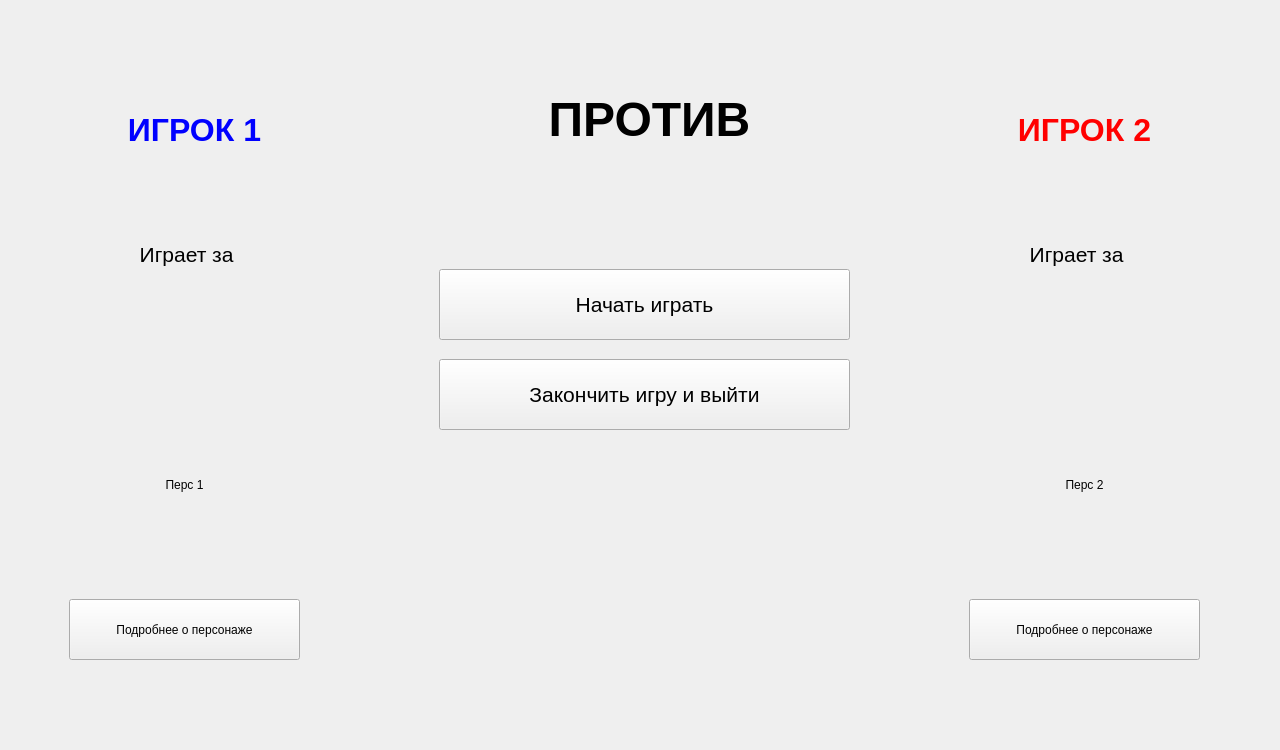
Qt form mainwindow.ui (ahahaharu/CourseWork_Game) before a commit.
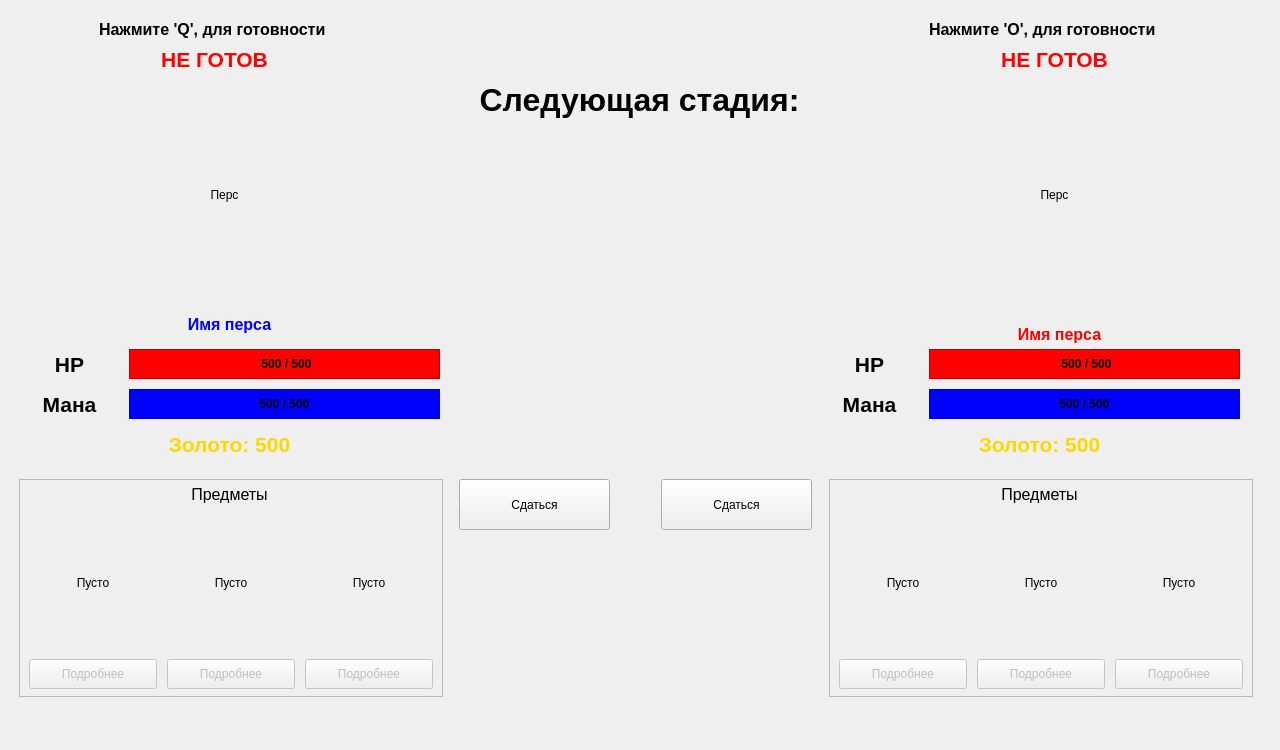
The same form after that commit.

Commit message: stage announcement done

```diff
--- a/mainwindow.ui
+++ b/mainwindow.ui
@@ -42,7 +42,7 @@
     <item>
      <widget class="QStackedWidget" name="stackedWidget">
       <property name="currentIndex">
-       <number>4</number>
+       <number>5</number>
       </property>
       <widget class="QWidget" name="startMenu">
        <widget class="QWidget" name="widget" native="true">
@@ -1661,6 +1661,795 @@
         </property>
        </widget>
       </widget>
+      <widget class="QWidget" name="stageAnnouncement">
+       <widget class="QFrame" name="frame_12">
+        <property name="geometry">
+         <rect>
+          <x>10</x>
+          <y>470</y>
+          <width>424</width>
+          <height>218</height>
+         </rect>
+        </property>
+        <property name="frameShape">
+         <enum>QFrame::StyledPanel</enum>
+        </property>
+        <property name="frameShadow">
+         <enum>QFrame::Raised</enum>
+        </property>
+        <widget class="QPushButton" name="player1_about1_button">
+         <property name="enabled">
+          <bool>false</bool>
+         </property>
+         <property name="geometry">
+          <rect>
+           <x>10</x>
+           <y>180</y>
+           <width>128</width>
+           <height>30</height>
+          </rect>
+         </property>
+         <property name="text">
+          <string>Подробнее</string>
+         </property>
+        </widget>
+        <widget class="QPushButton" name="player1_about2_button">
+         <property name="enabled">
+          <bool>false</bool>
+         </property>
+         <property name="geometry">
+          <rect>
+           <x>148</x>
+           <y>180</y>
+           <width>128</width>
+           <height>30</height>
+          </rect>
+         </property>
+         <property name="text">
+          <string>Подробнее</string>
+         </property>
+        </widget>
+        <widget class="QPushButton" name="player1_about3_button">
+         <property name="enabled">
+          <bool>false</bool>
+         </property>
+         <property name="geometry">
+          <rect>
+           <x>286</x>
+           <y>180</y>
+           <width>128</width>
+           <height>30</height>
+          </rect>
+         </property>
+         <property name="text">
+          <string>Подробнее</string>
+         </property>
+        </widget>
+        <widget class="QLabel" name="player1_item1">
+         <property name="geometry">
+          <rect>
+           <x>10</x>
+           <y>40</y>
+           <width>128</width>
+           <height>128</height>
+          </rect>
+         </property>
+         <property name="text">
+          <string>Пусто</string>
+         </property>
+         <property name="alignment">
+          <set>Qt::AlignCenter</set>
+         </property>
+        </widget>
+        <widget class="QLabel" name="player1_item2">
+         <property name="geometry">
+          <rect>
+           <x>148</x>
+           <y>40</y>
+           <width>128</width>
+           <height>128</height>
+          </rect>
+         </property>
+         <property name="text">
+          <string>Пусто</string>
+         </property>
+         <property name="alignment">
+          <set>Qt::AlignCenter</set>
+         </property>
+        </widget>
+        <widget class="QLabel" name="player1_item3">
+         <property name="geometry">
+          <rect>
+           <x>286</x>
+           <y>40</y>
+           <width>128</width>
+           <height>128</height>
+          </rect>
+         </property>
+         <property name="text">
+          <string>Пусто</string>
+         </property>
+         <property name="alignment">
+          <set>Qt::AlignCenter</set>
+         </property>
+        </widget>
+        <widget class="QLabel" name="label_18">
+         <property name="geometry">
+          <rect>
+           <x>10</x>
+           <y>0</y>
+           <width>401</width>
+           <height>31</height>
+          </rect>
+         </property>
+         <property name="font">
+          <font>
+           <pointsize>12</pointsize>
+          </font>
+         </property>
+         <property name="text">
+          <string>Предметы</string>
+         </property>
+         <property name="alignment">
+          <set>Qt::AlignCenter</set>
+         </property>
+        </widget>
+       </widget>
+       <widget class="QFrame" name="frame_13">
+        <property name="geometry">
+         <rect>
+          <x>820</x>
+          <y>470</y>
+          <width>424</width>
+          <height>218</height>
+         </rect>
+        </property>
+        <property name="frameShape">
+         <enum>QFrame::StyledPanel</enum>
+        </property>
+        <property name="frameShadow">
+         <enum>QFrame::Raised</enum>
+        </property>
+        <widget class="QPushButton" name="player2_about1_button">
+         <property name="enabled">
+          <bool>false</bool>
+         </property>
+         <property name="geometry">
+          <rect>
+           <x>10</x>
+           <y>180</y>
+           <width>128</width>
+           <height>30</height>
+          </rect>
+         </property>
+         <property name="text">
+          <string>Подробнее</string>
+         </property>
+        </widget>
+        <widget class="QPushButton" name="player2_about2_button">
+         <property name="enabled">
+          <bool>false</bool>
+         </property>
+         <property name="geometry">
+          <rect>
+           <x>148</x>
+           <y>180</y>
+           <width>128</width>
+           <height>30</height>
+          </rect>
+         </property>
+         <property name="text">
+          <string>Подробнее</string>
+         </property>
+        </widget>
+        <widget class="QPushButton" name="player2_about3_button">
+         <property name="enabled">
+          <bool>false</bool>
+         </property>
+         <property name="geometry">
+          <rect>
+           <x>286</x>
+           <y>180</y>
+           <width>128</width>
+           <height>30</height>
+          </rect>
+         </property>
+         <property name="text">
+          <string>Подробнее</string>
+         </property>
+        </widget>
+        <widget class="QLabel" name="player2_item1">
+         <property name="geometry">
+          <rect>
+           <x>10</x>
+           <y>40</y>
+           <width>128</width>
+           <height>128</height>
+          </rect>
+         </property>
+         <property name="text">
+          <string>Пусто</string>
+         </property>
+         <property name="alignment">
+          <set>Qt::AlignCenter</set>
+         </property>
+        </widget>
+        <widget class="QLabel" name="player2_item2">
+         <property name="geometry">
+          <rect>
+           <x>148</x>
+           <y>40</y>
+           <width>128</width>
+           <height>128</height>
+          </rect>
+         </property>
+         <property name="text">
+          <string>Пусто</string>
+         </property>
+         <property name="alignment">
+          <set>Qt::AlignCenter</set>
+         </property>
+        </widget>
+        <widget class="QLabel" name="player2_item3">
+         <property name="geometry">
+          <rect>
+           <x>286</x>
+           <y>40</y>
+           <width>128</width>
+           <height>128</height>
+          </rect>
+         </property>
+         <property name="text">
+          <string>Пусто</string>
+         </property>
+         <property name="alignment">
+          <set>Qt::AlignCenter</set>
+         </property>
+        </widget>
+        <widget class="QLabel" name="label_19">
+         <property name="geometry">
+          <rect>
+           <x>10</x>
+           <y>0</y>
+           <width>401</width>
+           <height>31</height>
+          </rect>
+         </property>
+         <property name="font">
+          <font>
+           <pointsize>12</pointsize>
+          </font>
+         </property>
+         <property name="text">
+          <string>Предметы</string>
+         </property>
+         <property name="alignment">
+          <set>Qt::AlignCenter</set>
+         </property>
+        </widget>
+       </widget>
+       <widget class="QLabel" name="player1Gif">
+        <property name="geometry">
+         <rect>
+          <x>120</x>
+          <y>80</y>
+          <width>191</width>
+          <height>211</height>
+         </rect>
+        </property>
+        <property name="text">
+         <string>Перс</string>
+        </property>
+        <property name="alignment">
+         <set>Qt::AlignCenter</set>
+        </property>
+       </widget>
+       <widget class="QLabel" name="player1Name">
+        <property name="geometry">
+         <rect>
+          <x>100</x>
+          <y>300</y>
+          <width>241</width>
+          <height>31</height>
+         </rect>
+        </property>
+        <property name="font">
+         <font>
+          <pointsize>12</pointsize>
+          <bold>true</bold>
+         </font>
+        </property>
+        <property name="styleSheet">
+         <string notr="true">color: blue;</string>
+        </property>
+        <property name="text">
+         <string>Имя перса</string>
+        </property>
+        <property name="alignment">
+         <set>Qt::AlignCenter</set>
+        </property>
+       </widget>
+       <widget class="QLabel" name="player2Name">
+        <property name="geometry">
+         <rect>
+          <x>930</x>
+          <y>310</y>
+          <width>241</width>
+          <height>31</height>
+         </rect>
+        </property>
+        <property name="font">
+         <font>
+          <pointsize>12</pointsize>
+          <bold>true</bold>
+         </font>
+        </property>
+        <property name="styleSheet">
+         <string notr="true">color: red;
+text-shadow: -1px 0 black;</string>
+        </property>
+        <property name="text">
+         <string>Имя перса</string>
+        </property>
+        <property name="alignment">
+         <set>Qt::AlignCenter</set>
+        </property>
+       </widget>
+       <widget class="QLabel" name="player2Gif">
+        <property name="geometry">
+         <rect>
+          <x>950</x>
+          <y>80</y>
+          <width>191</width>
+          <height>211</height>
+         </rect>
+        </property>
+        <property name="text">
+         <string>Перс</string>
+        </property>
+        <property name="alignment">
+         <set>Qt::AlignCenter</set>
+        </property>
+       </widget>
+       <widget class="QLabel" name="nextStage">
+        <property name="geometry">
+         <rect>
+          <x>420</x>
+          <y>10</y>
+          <width>421</width>
+          <height>161</height>
+         </rect>
+        </property>
+        <property name="font">
+         <font>
+          <pointsize>24</pointsize>
+          <bold>true</bold>
+         </font>
+        </property>
+        <property name="text">
+         <string>Следующая стадия:</string>
+        </property>
+        <property name="alignment">
+         <set>Qt::AlignCenter</set>
+        </property>
+        <property name="wordWrap">
+         <bool>true</bool>
+        </property>
+       </widget>
+       <widget class="QLabel" name="player2Ready">
+        <property name="geometry">
+         <rect>
+          <x>920</x>
+          <y>30</y>
+          <width>251</width>
+          <height>41</height>
+         </rect>
+        </property>
+        <property name="font">
+         <font>
+          <pointsize>16</pointsize>
+          <bold>true</bold>
+         </font>
+        </property>
+        <property name="styleSheet">
+         <string notr="true">color: red;</string>
+        </property>
+        <property name="text">
+         <string>НЕ ГОТОВ</string>
+        </property>
+        <property name="alignment">
+         <set>Qt::AlignCenter</set>
+        </property>
+       </widget>
+       <widget class="QLabel" name="player1Ready">
+        <property name="geometry">
+         <rect>
+          <x>80</x>
+          <y>30</y>
+          <width>251</width>
+          <height>41</height>
+         </rect>
+        </property>
+        <property name="font">
+         <font>
+          <pointsize>16</pointsize>
+          <bold>true</bold>
+         </font>
+        </property>
+        <property name="styleSheet">
+         <string notr="true">color: red;</string>
+        </property>
+        <property name="text">
+         <string>НЕ ГОТОВ</string>
+        </property>
+        <property name="alignment">
+         <set>Qt::AlignCenter</set>
+        </property>
+       </widget>
+       <widget class="QLabel" name="label_21">
+        <property name="geometry">
+         <rect>
+          <x>90</x>
+          <y>0</y>
+          <width>291</width>
+          <height>41</height>
+         </rect>
+        </property>
+        <property name="font">
+         <font>
+          <pointsize>12</pointsize>
+          <bold>true</bold>
+         </font>
+        </property>
+        <property name="text">
+         <string>Нажмите 'Q', для готовности</string>
+        </property>
+       </widget>
+       <widget class="QLabel" name="label_22">
+        <property name="geometry">
+         <rect>
+          <x>920</x>
+          <y>0</y>
+          <width>291</width>
+          <height>41</height>
+         </rect>
+        </property>
+        <property name="font">
+         <font>
+          <pointsize>12</pointsize>
+          <bold>true</bold>
+         </font>
+        </property>
+        <property name="text">
+         <string>Нажмите 'O', для готовности</string>
+        </property>
+       </widget>
+       <widget class="QLabel" name="label_23">
+        <property name="geometry">
+         <rect>
+          <x>20</x>
+          <y>340</y>
+          <width>81</width>
+          <height>31</height>
+         </rect>
+        </property>
+        <property name="font">
+         <font>
+          <pointsize>16</pointsize>
+          <bold>true</bold>
+         </font>
+        </property>
+        <property name="text">
+         <string>HP</string>
+        </property>
+        <property name="alignment">
+         <set>Qt::AlignCenter</set>
+        </property>
+       </widget>
+       <widget class="QLabel" name="label_24">
+        <property name="geometry">
+         <rect>
+          <x>20</x>
+          <y>380</y>
+          <width>81</width>
+          <height>31</height>
+         </rect>
+        </property>
+        <property name="font">
+         <font>
+          <pointsize>16</pointsize>
+          <bold>true</bold>
+         </font>
+        </property>
+        <property name="text">
+         <string>Мана</string>
+        </property>
+        <property name="alignment">
+         <set>Qt::AlignCenter</set>
+        </property>
+       </widget>
+       <widget class="QFrame" name="frame_14">
+        <property name="geometry">
+         <rect>
+          <x>120</x>
+          <y>340</y>
+          <width>311</width>
+          <height>30</height>
+         </rect>
+        </property>
+        <property name="styleSheet">
+         <string notr="true">background-color: red;</string>
+        </property>
+        <property name="frameShape">
+         <enum>QFrame::StyledPanel</enum>
+        </property>
+        <property name="frameShadow">
+         <enum>QFrame::Raised</enum>
+        </property>
+        <widget class="QLabel" name="label_25">
+         <property name="geometry">
+          <rect>
+           <x>12</x>
+           <y>5</y>
+           <width>291</width>
+           <height>20</height>
+          </rect>
+         </property>
+         <property name="font">
+          <font>
+           <bold>true</bold>
+          </font>
+         </property>
+         <property name="text">
+          <string>500 / 500</string>
+         </property>
+         <property name="alignment">
+          <set>Qt::AlignCenter</set>
+         </property>
+        </widget>
+       </widget>
+       <widget class="QFrame" name="frame_15">
+        <property name="geometry">
+         <rect>
+          <x>120</x>
+          <y>380</y>
+          <width>311</width>
+          <height>30</height>
+         </rect>
+        </property>
+        <property name="styleSheet">
+         <string notr="true">background-color: blue</string>
+        </property>
+        <property name="frameShape">
+         <enum>QFrame::StyledPanel</enum>
+        </property>
+        <property name="frameShadow">
+         <enum>QFrame::Raised</enum>
+        </property>
+        <widget class="QLabel" name="label_26">
+         <property name="geometry">
+          <rect>
+           <x>10</x>
+           <y>5</y>
+           <width>291</width>
+           <height>20</height>
+          </rect>
+         </property>
+         <property name="font">
+          <font>
+           <bold>true</bold>
+          </font>
+         </property>
+         <property name="text">
+          <string>500 / 500</string>
+         </property>
+         <property name="alignment">
+          <set>Qt::AlignCenter</set>
+         </property>
+        </widget>
+       </widget>
+       <widget class="QFrame" name="frame_16">
+        <property name="geometry">
+         <rect>
+          <x>920</x>
+          <y>380</y>
+          <width>311</width>
+          <height>30</height>
+         </rect>
+        </property>
+        <property name="styleSheet">
+         <string notr="true">background-color: blue;</string>
+        </property>
+        <property name="frameShape">
+         <enum>QFrame::StyledPanel</enum>
+        </property>
+        <property name="frameShadow">
+         <enum>QFrame::Raised</enum>
+        </property>
+        <widget class="QLabel" name="label_27">
+         <property name="geometry">
+          <rect>
+           <x>10</x>
+           <y>5</y>
+           <width>291</width>
+           <height>20</height>
+          </rect>
+         </property>
+         <property name="font">
+          <font>
+           <bold>true</bold>
+          </font>
+         </property>
+         <property name="text">
+          <string>500 / 500</string>
+         </property>
+         <property name="alignment">
+          <set>Qt::AlignCenter</set>
+         </property>
+        </widget>
+       </widget>
+       <widget class="QFrame" name="frame_17">
+        <property name="geometry">
+         <rect>
+          <x>920</x>
+          <y>340</y>
+          <width>311</width>
+          <height>30</height>
+         </rect>
+        </property>
+        <property name="styleSheet">
+         <string notr="true">background-color: red;</string>
+        </property>
+        <property name="frameShape">
+         <enum>QFrame::StyledPanel</enum>
+        </property>
+        <property name="frameShadow">
+         <enum>QFrame::Raised</enum>
+        </property>
+        <widget class="QLabel" name="label_28">
+         <property name="geometry">
+          <rect>
+           <x>12</x>
+           <y>5</y>
+           <width>291</width>
+           <height>20</height>
+          </rect>
+         </property>
+         <property name="font">
+          <font>
+           <bold>true</bold>
+          </font>
+         </property>
+         <property name="text">
+          <string>500 / 500</string>
+         </property>
+         <property name="alignment">
+          <set>Qt::AlignCenter</set>
+         </property>
+        </widget>
+       </widget>
+       <widget class="QLabel" name="label_29">
+        <property name="geometry">
+         <rect>
+          <x>820</x>
+          <y>340</y>
+          <width>81</width>
+          <height>31</height>
+         </rect>
+        </property>
+        <property name="font">
+         <font>
+          <pointsize>16</pointsize>
+          <bold>true</bold>
+         </font>
+        </property>
+        <property name="text">
+         <string>HP</string>
+        </property>
+        <property name="alignment">
+         <set>Qt::AlignCenter</set>
+        </property>
+       </widget>
+       <widget class="QLabel" name="label_30">
+        <property name="geometry">
+         <rect>
+          <x>820</x>
+          <y>380</y>
+          <width>81</width>
+          <height>31</height>
+         </rect>
+        </property>
+        <property name="font">
+         <font>
+          <pointsize>16</pointsize>
+          <bold>true</bold>
+         </font>
+        </property>
+        <property name="text">
+         <string>Мана</string>
+        </property>
+        <property name="alignment">
+         <set>Qt::AlignCenter</set>
+        </property>
+       </widget>
+       <widget class="QLabel" name="player2Gold">
+        <property name="geometry">
+         <rect>
+          <x>820</x>
+          <y>420</y>
+          <width>421</width>
+          <height>31</height>
+         </rect>
+        </property>
+        <property name="font">
+         <font>
+          <pointsize>16</pointsize>
+          <bold>true</bold>
+         </font>
+        </property>
+        <property name="styleSheet">
+         <string notr="true">color: gold;</string>
+        </property>
+        <property name="text">
+         <string>Золото: 500</string>
+        </property>
+        <property name="alignment">
+         <set>Qt::AlignCenter</set>
+        </property>
+       </widget>
+       <widget class="QLabel" name="player2Gold_2">
+        <property name="geometry">
+         <rect>
+          <x>10</x>
+          <y>420</y>
+          <width>421</width>
+          <height>31</height>
+         </rect>
+        </property>
+        <property name="font">
+         <font>
+          <pointsize>16</pointsize>
+          <bold>true</bold>
+         </font>
+        </property>
+        <property name="styleSheet">
+         <string notr="true">color: gold;</string>
+        </property>
+        <property name="text">
+         <string>Золото: 500</string>
+        </property>
+        <property name="alignment">
+         <set>Qt::AlignCenter</set>
+        </property>
+       </widget>
+       <widget class="QPushButton" name="player1Sur">
+        <property name="geometry">
+         <rect>
+          <x>450</x>
+          <y>470</y>
+          <width>151</width>
+          <height>51</height>
+         </rect>
+        </property>
+        <property name="text">
+         <string>Сдаться</string>
+        </property>
+       </widget>
+       <widget class="QPushButton" name="player2Sur">
+        <property name="geometry">
+         <rect>
+          <x>652</x>
+          <y>470</y>
+          <width>151</width>
+          <height>51</height>
+         </rect>
+        </property>
+        <property name="text">
+         <string>Сдаться</string>
+        </property>
+       </widget>
+      </widget>
+      <widget class="QWidget" name="farmStage"/>
      </widget>
     </item>
    </layout>
```
Left out of the diff: 2 changed lines with no effect on the pictures. The commit also changes 7 other files.
